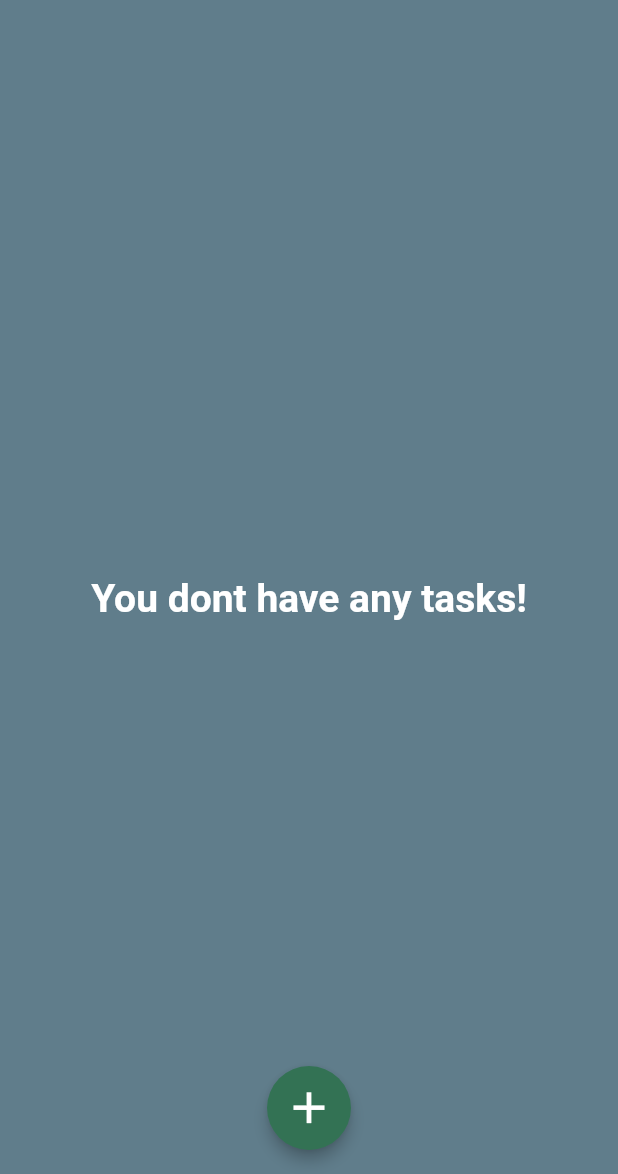
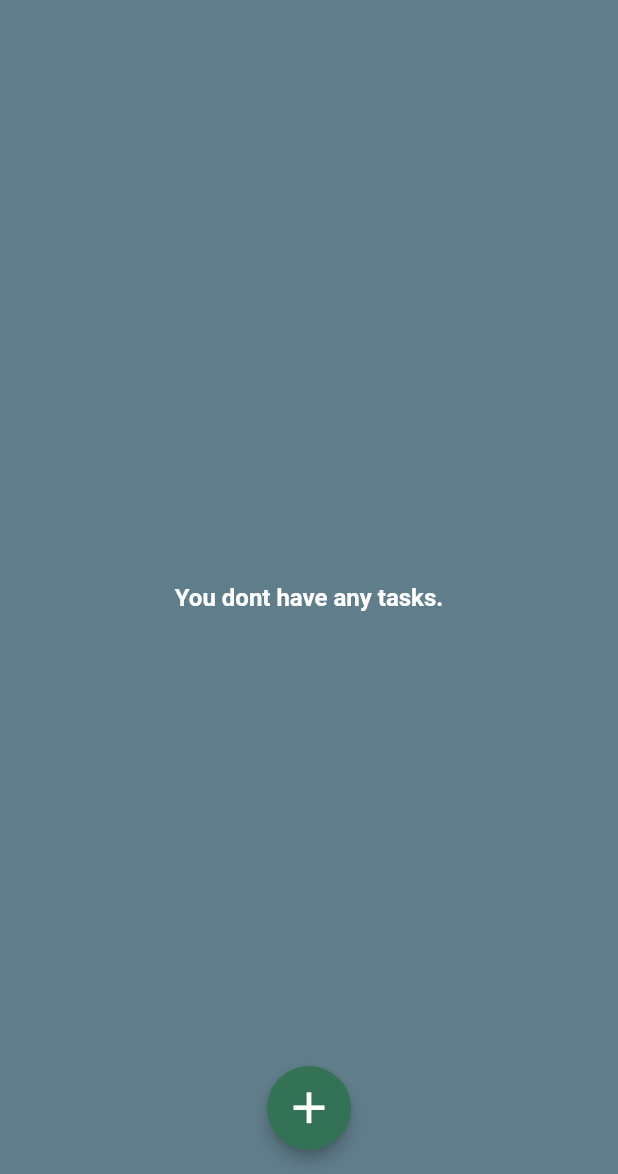
Before and after one commit to HiltonThallyson/mytodolist, a Flutter app: the screen it shows after launch, on a phone screen of 412 x 824 dp, the part 62-1236 px from its top. Run offline on Flutter 3.47's test engine with Material 2 defaults, Android fonts, the phone set to English and light mode, and no system bars.

Commit message:
Feat [main] - Provider and dismissible implemented

```diff
--- a/lib/main.dart
+++ b/lib/main.dart
@@ -1,5 +1,7 @@
 import 'package:flutter/material.dart';
+import 'package:provider/provider.dart';
 
+import '../providers/tasks_provider.dart';
 import './screens/main_screen.dart';
 import './themes/colors.dart';
 
@@ -10,11 +12,14 @@ void main() {
 class MyApp extends StatelessWidget {
   @override
   Widget build(BuildContext context) {
-    return MaterialApp(
+    return ChangeNotifierProvider(
+        create: ((context) => Tasks()),
+        child: MaterialApp(
           title: 'TODO list',
           debugShowCheckedModeBanner: false,
           theme: ThemeData(
-          drawerTheme: const DrawerThemeData(backgroundColor: secondaryColor),
+              drawerTheme:
+                  const DrawerThemeData(backgroundColor: secondaryColor),
               scaffoldBackgroundColor: primaryColor,
               iconTheme: const IconThemeData()
                   .copyWith(color: Colors.white, size: 25, opacity: 1),
@@ -23,11 +28,14 @@ class MyApp extends StatelessWidget {
                 backgroundColor: Colors.transparent,
                 elevation: 0,
                 titleTextStyle: TextStyle(
-                color: Colors.white, fontSize: 22, fontWeight: FontWeight.bold),
+                    color: Colors.white,
+                    fontSize: 22,
+                    fontWeight: FontWeight.bold),
               ),
               colorScheme: ColorScheme.fromSwatch(primarySwatch: primaryColor)
                   .copyWith(
-                  secondary: secondaryColor, tertiary: Colors.blueGrey[900]),
+                      secondary: secondaryColor,
+                      tertiary: Colors.blueGrey[900]),
               textTheme: const TextTheme().copyWith(
                   headline5: const TextStyle(
                       color: Colors.white,
@@ -38,6 +46,6 @@ class MyApp extends StatelessWidget {
                       fontSize: 16,
                       fontWeight: FontWeight.bold))),
           home: MainScreen(),
-    );
+        ));
   }
 }
--- /dev/null
+++ b/lib/providers/tasks_provider.dart
@@ -0,0 +1,21 @@
+import 'package:flutter/cupertino.dart';
+
+import '../models/task_model.dart';
+
+class Tasks with ChangeNotifier {
+  Map<String, Task> _tasks = {};
+
+  Map<String, Task> get tasks {
+    return _tasks;
+  }
+
+  void addTaskToMap(Task newTask) {
+    _tasks.putIfAbsent(newTask.id, () => newTask);
+    notifyListeners();
+  }
+
+  void deleteTaskFromMap(String id) {
+    _tasks.remove(id);
+    notifyListeners();
+  }
+}
--- a/lib/screens/main_screen.dart
+++ b/lib/screens/main_screen.dart
@@ -1,39 +1,21 @@
 import 'package:flutter/material.dart';
+import 'package:provider/provider.dart';
 
-import '../components/tasks_list.dart';
-import '../models/task_model.dart';
-import '../components/main_drawer.dart';
-import '../components/task_form.dart';
+import '../providers/tasks_provider.dart';
+import '../widgets/tasks_list.dart';
+import '../widgets/main_drawer.dart';
+import '../widgets/task_form.dart';
 
-class MainScreen extends StatefulWidget {
-  @override
-  State<MainScreen> createState() => _MainScreenState();
-}
-
-class _MainScreenState extends State<MainScreen> {
-  final List<Task> _tasks = [];
-
-  void _addNewTask(Task newTask) {
-    setState(() {
-      _tasks.add(newTask);
-    });
-  }
-
+class MainScreen extends StatelessWidget {
   @override
   Widget build(BuildContext context) {
     return Scaffold(
       appBar: AppBar(title: const Text('My Tasks')),
       drawer: MainDrawer(),
       body: Container(
-          alignment: Alignment.topLeft,
-          child: _tasks.isNotEmpty
-              ? TasksList(_tasks)
-              : Center(
-                  child: Text(
-                    'You dont have any tasks!',
-                    style: Theme.of(context).textTheme.headline5,
-                  ),
-                )),
+        alignment: Alignment.topLeft,
+        child: TasksList(),
+      ),
       floatingActionButton: FloatingActionButton(
         elevation: 4,
         child: const Icon(
@@ -42,7 +24,7 @@ class _MainScreenState extends State<MainScreen> {
         ),
         onPressed: () {
           showModalBottomSheet(
-              context: context, builder: (context) => TaskForm(_addNewTask));
+              context: context, builder: (context) => TaskForm());
         },
       ),
       floatingActionButtonLocation: FloatingActionButtonLocation.centerFloat,
--- /dev/null
+++ b/lib/widgets/tasks_list.dart
@@ -0,0 +1,25 @@
+import 'package:flutter/material.dart';
+import 'package:provider/provider.dart';
+import '../providers/tasks_provider.dart';
+import '../widgets/task_item.dart';
+
+class TasksList extends StatelessWidget {
+  @override
+  Widget build(BuildContext context) {
+    final _tasks = Provider.of<Tasks>(context);
+    return _tasks.tasks.isNotEmpty
+        ? Container(
+            padding: const EdgeInsets.symmetric(vertical: 10, horizontal: 15),
+            height: 600,
+            width: double.infinity,
+            child: ListView.builder(
+                itemCount: _tasks.tasks.length,
+                itemBuilder: (ctx, index) {
+                  return TaskItem(_tasks.tasks.values.elementAt(index));
+                }),
+          )
+        : const Center(
+            child: Text('You dont have any tasks.'),
+          );
+  }
+}
--- a/pubspec.yaml
+++ b/pubspec.yaml
@@ -34,6 +34,7 @@ dependencies:
   # The following adds the Cupertino Icons font to your application.
   # Use with the CupertinoIcons class for iOS style icons.
   cupertino_icons: ^1.0.2
+  provider: ^6.0.3
 
 dev_dependencies:
   flutter_test:
```
Also changed, not shown: lib/components/task_item.dart (deleted, +0 -66 lines), lib/components/tasks_list.dart (deleted, +0 -35 lines), lib/widgets/task_form.dart (renamed from lib/components/task_form.dart, +4 -5 lines), lib/widgets/task_item.dart (added, +81 -0 lines), lib/widgets/main_drawer.dart (renamed from lib/components/main_drawer.dart), pubspec.lock, 1 other file. Lines whose indentation alone changed are shown as unchanged.
